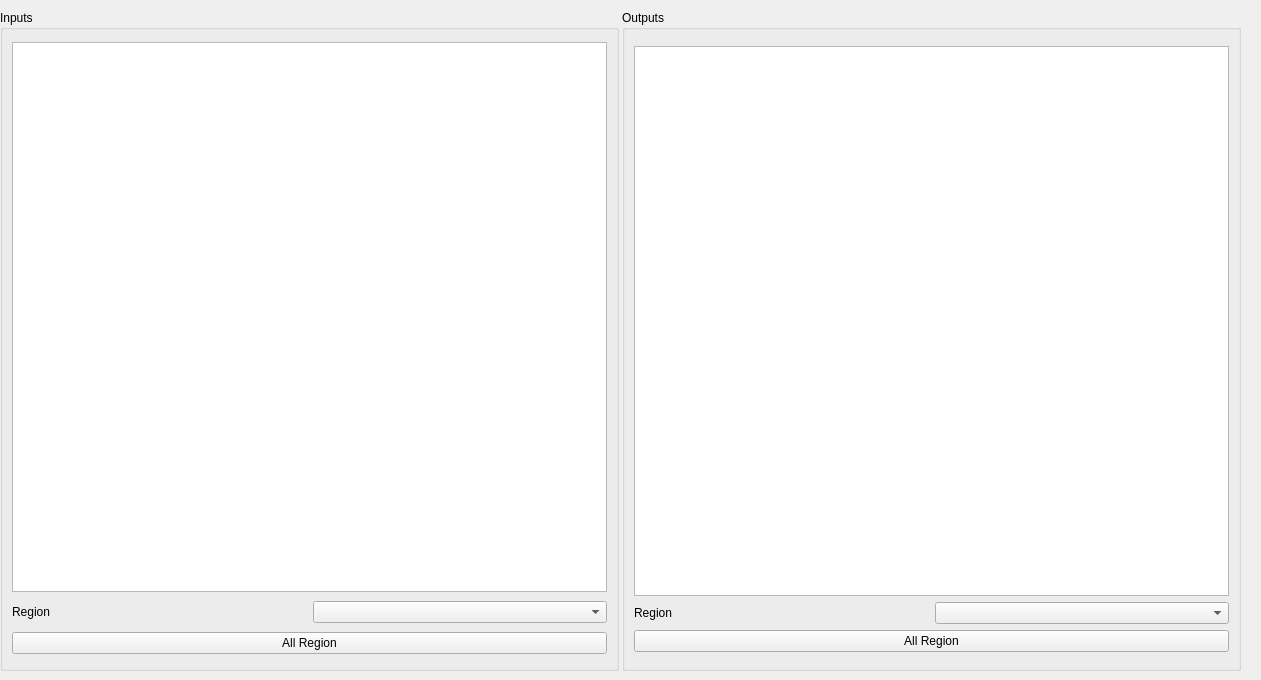
First picture: the form in bank-view/frontiooverride.ui, repository smandyscom/front-base-widget, before the edit.
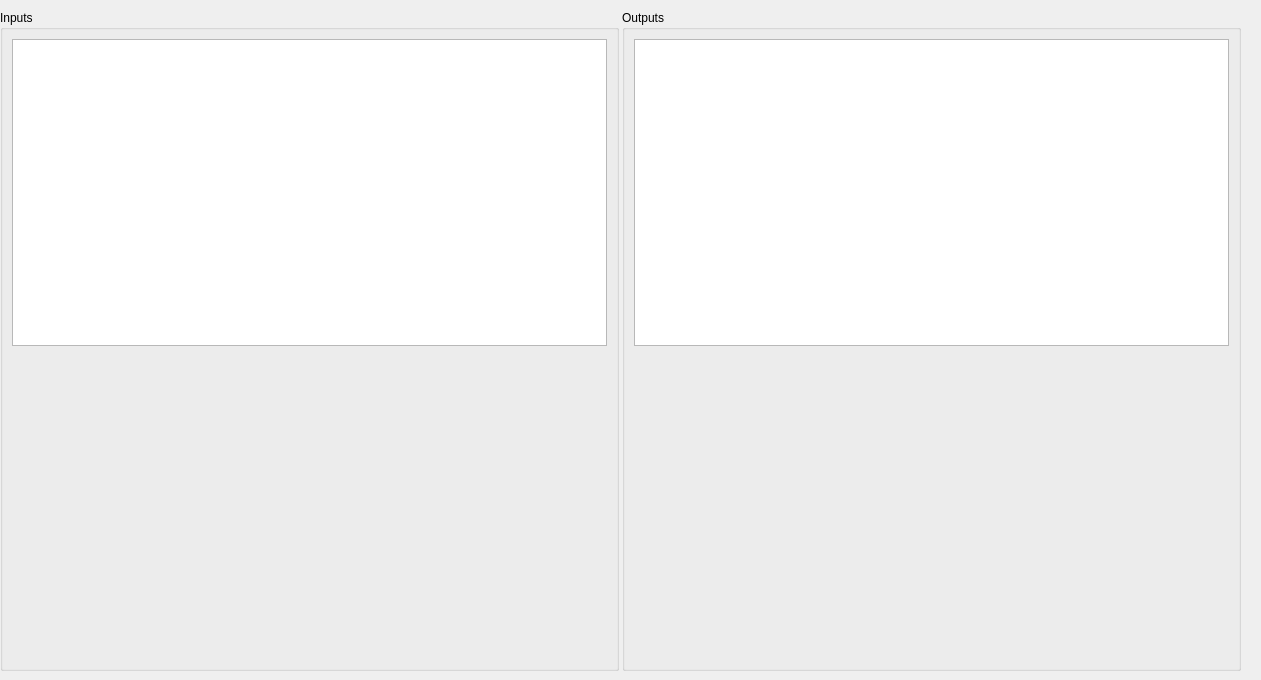
Second picture: the form after the edit.

What changed in the file:
```diff
--- a/bank-view/frontiooverride.ui
+++ b/bank-view/frontiooverride.ui
@@ -57,23 +57,12 @@
           </widget>
          </item>
          <item>
-          <layout class="QHBoxLayout" name="horizontalLayout">
-           <item>
-            <widget class="QLabel" name="label">
-             <property name="text">
-              <string>Region</string>
-             </property>
-            </widget>
-           </item>
-           <item>
-            <widget class="QComboBox" name="comboBoxInputsFilter"/>
-           </item>
-          </layout>
-         </item>
-         <item>
-          <widget class="QPushButton" name="pushButtonInputsSelectAllRegion">
-           <property name="text">
-            <string>All Region</string>
+          <widget class="QWidget" name="widgetInputFilter" native="true">
+           <property name="sizePolicy">
+            <sizepolicy hsizetype="MinimumExpanding" vsizetype="MinimumExpanding">
+             <horstretch>0</horstretch>
+             <verstretch>0</verstretch>
+            </sizepolicy>
            </property>
           </widget>
          </item>
@@ -107,29 +96,14 @@
           </widget>
          </item>
          <item>
-          <layout class="QVBoxLayout" name="verticalLayout_2">
-           <item>
-            <layout class="QHBoxLayout" name="horizontalLayout_3">
-             <item>
-              <widget class="QLabel" name="label_2">
-               <property name="text">
-                <string>Region</string>
-               </property>
-              </widget>
-             </item>
-             <item>
-              <widget class="QComboBox" name="comboBoxOutputsFilter"/>
-             </item>
-            </layout>
-           </item>
-           <item>
-            <widget class="QPushButton" name="pushButtonOutputsSelectAllRegion">
-             <property name="text">
-              <string>All Region</string>
-             </property>
-            </widget>
-           </item>
-          </layout>
+          <widget class="QWidget" name="widgetOutputFilter" native="true">
+           <property name="sizePolicy">
+            <sizepolicy hsizetype="MinimumExpanding" vsizetype="MinimumExpanding">
+             <horstretch>0</horstretch>
+             <verstretch>0</verstretch>
+            </sizepolicy>
+           </property>
+          </widget>
          </item>
         </layout>
        </item>
```
